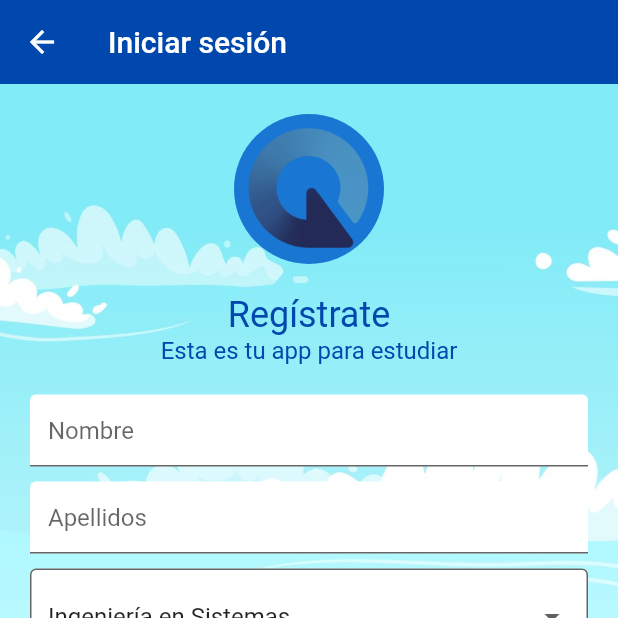
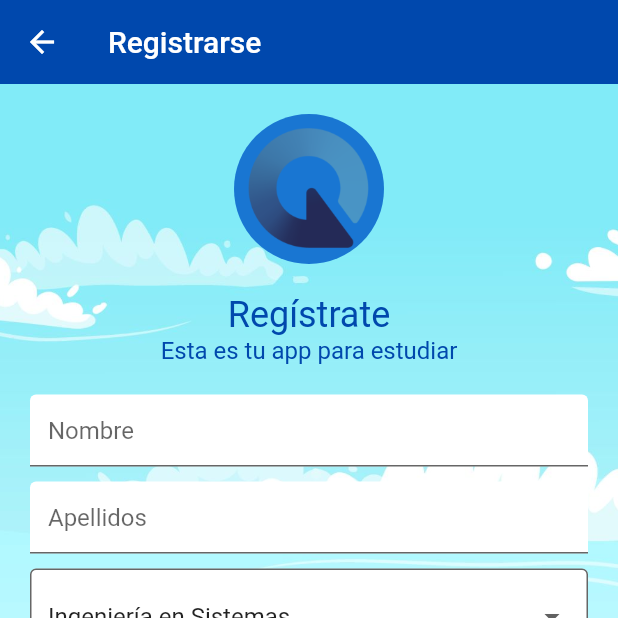
Before and after one commit to Michinded/cardenal_devs, a Flutter app: the RegisterPage screen opened by its route, on a phone screen of 412 x 824 dp, the top half of it. Run offline on Flutter 3.47's test engine with Material 2 defaults, Android fonts, the phone set to English and light mode, and no system bars; our stand-ins replace cloud_firestore, firebase_auth, firebase_core, flutter_rating_bar; accounts and stored records are empty.

Commit message:
Update register_view.dart
Cambio de texto del AppBar

```diff
--- a/lib/pages/register/register_view.dart
+++ b/lib/pages/register/register_view.dart
@@ -32,7 +32,7 @@ class _RegisterPageState extends State<RegisterPage> {
       appBar: AppBar(
         backgroundColor: const Color(0xFF0048ad),
         elevation: 0,
-        title: const Text('Iniciar sesión'),
+        title: const Text('Registrarse'),
         leading: IconButton(
           onPressed: () {
             Navigator.pop(context);
```
